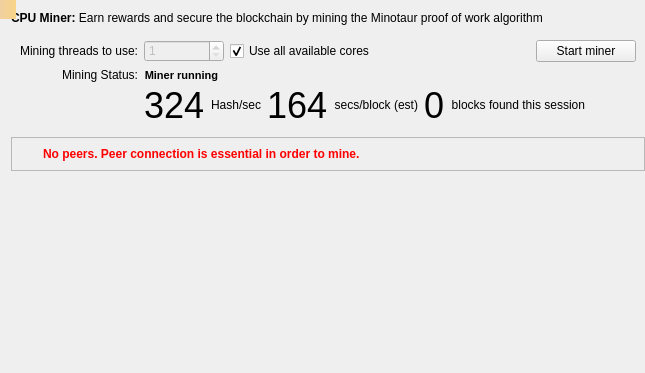
First picture: the form in src/qt/forms/miningpage.ui, repository litecoincash-project/ring, before the edit.
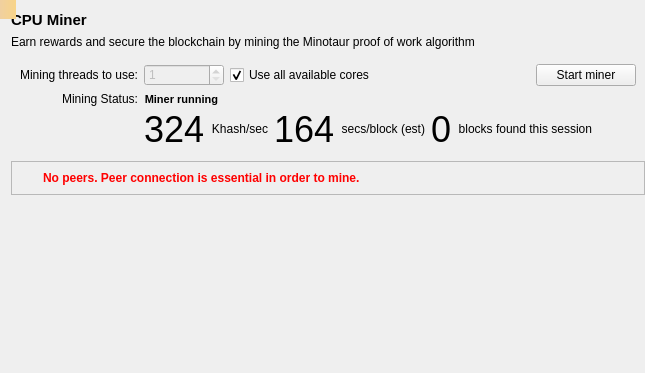
Second picture: the form after the edit. Icons and pictures are not drawn.

```diff
--- a/src/qt/forms/miningpage.ui
+++ b/src/qt/forms/miningpage.ui
@@ -24,12 +24,26 @@
     <widget class="QLabel" name="miningtitle">
      <property name="font">
       <font>
+       <pointsize>11</pointsize>
        <weight>50</weight>
        <bold>false</bold>
       </font>
      </property>
      <property name="text">
-      <string>&lt;b&gt;CPU Miner:&lt;/b&gt; Earn rewards and secure the blockchain by mining the Minotaur proof of work algorithm</string>
+      <string>&lt;b&gt;CPU Miner&lt;/b&gt;</string>
+     </property>
+    </widget>
+   </item>
+   <item>
+    <widget class="QLabel" name="miningtitle_2">
+     <property name="font">
+      <font>
+       <weight>50</weight>
+       <bold>false</bold>
+      </font>
+     </property>
+     <property name="text">
+      <string>Earn rewards and secure the blockchain by mining the Minotaur proof of work algorithm</string>
      </property>
     </widget>
    </item>
@@ -57,7 +71,7 @@
       <property name="labelAlignment">
        <set>Qt::AlignRight|Qt::AlignTrailing|Qt::AlignVCenter</set>
       </property>
-      <item row="0" column="0">
+      <item row="1" column="0">
        <widget class="QLabel" name="threadCountLabel">
         <property name="text">
          <string>Mining threads to use:</string>
@@ -67,7 +81,7 @@
         </property>
        </widget>
       </item>
-      <item row="0" column="1">
+      <item row="1" column="1">
        <layout class="QHBoxLayout" name="horizontalLayout_8">
         <item>
          <widget class="QSpinBox" name="threadCountSpinner">
@@ -151,7 +165,7 @@
         </item>
        </layout>
       </item>
-      <item row="1" column="0">
+      <item row="2" column="0">
        <widget class="QLabel" name="threadCountLabel_2">
         <property name="text">
          <string>Mining Status:</string>
@@ -161,7 +175,7 @@
         </property>
        </widget>
       </item>
-      <item row="1" column="1">
+      <item row="2" column="1">
        <layout class="QHBoxLayout" name="horizontalLayout_14">
         <item>
          <widget class="QLabel" name="miningStatusLabel">
@@ -195,7 +209,7 @@
         </item>
        </layout>
       </item>
-      <item row="2" column="1">
+      <item row="3" column="1">
        <layout class="QHBoxLayout" name="horizontalLayout_10">
         <item>
          <widget class="QLabel" name="hashRateDisplayLabel">
@@ -210,7 +224,7 @@
         <item>
          <widget class="QLabel" name="threadCountLabel_3">
           <property name="text">
-           <string>Hash/sec</string>
+           <string>Khash/sec</string>
           </property>
           <property name="alignment">
            <set>Qt::AlignRight|Qt::AlignTrailing|Qt::AlignVCenter</set>
```
Left out of the diff: 4 changed lines with no effect on the pictures.
